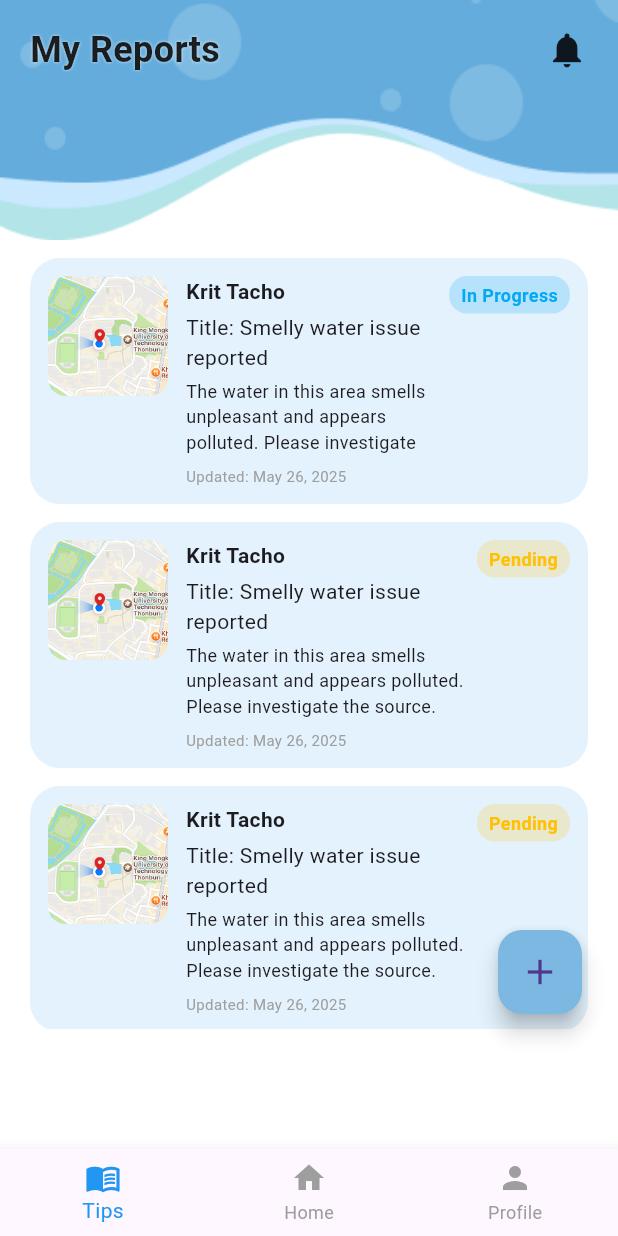
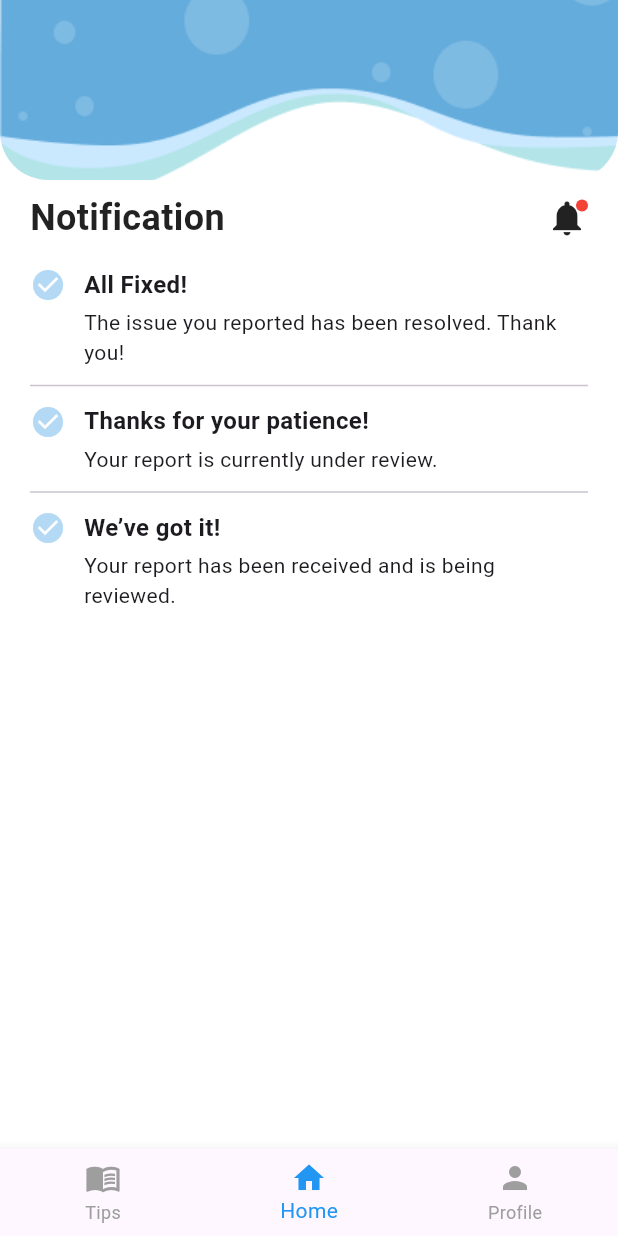
Before and after one commit to LilEurey/Namsai, a Flutter app: the UserHomeScreen screen opened by its route, after a tap on the "notifications" icon, on a phone screen of 412 x 824 dp. Run offline on Flutter 3.47's test engine with Material 3 defaults, Android fonts, the light colour scheme and no system bars.

Commit message:
notification and bottom nav bar pages

```diff
--- a/frontend/lib/main.dart
+++ b/frontend/lib/main.dart
@@ -1,5 +1,6 @@
 import 'package:flutter/material.dart';
 import 'package:frontend/screens/first_page.dart';
+import 'package:frontend/screens/user/notification_screen.dart';
 import 'package:frontend/screens/user/report_step1_water_type.dart';
 import 'package:frontend/screens/user/report_step2_location.dart';
 import 'package:frontend/screens/user/report_step3_submitted.dart';
@@ -31,6 +32,10 @@
         '/reportStep2':
             (context) => const ReportStep2Location(waterType: '', details: ''),
         '/reportStep3': (context) => const ReportStep3Submitted(reportData: {}),
+        '/usernoti': (context) => const NotificationScreen(),
+        '/uservideotips': (context) => const NotificationScreen(),
+        '/userinfographictips': (context) => const NotificationScreen(),
+        '/userprofile': (context) => const NotificationScreen(),
       },
     );
   }
--- /dev/null
+++ b/frontend/lib/screens/user/notification_screen.dart
@@ -0,0 +1,134 @@
+import 'package:flutter/material.dart';
+import 'package:frontend/widgets/bottom_nav_bar.dart';
+import 'package:frontend/widgets/notification_button.dart';
+
+class NotificationScreen extends StatefulWidget {
+  const NotificationScreen({Key? key}) : super(key: key);
+
+  @override
+  State<NotificationScreen> createState() => _NotificationScreenState();
+}
+
+class _NotificationScreenState extends State<NotificationScreen> {
+  int selectedIndex = 1;
+
+  final List<Map<String, String>> notifications = [
+    {
+      'title': 'All Fixed!',
+      'message': 'The issue you reported has been resolved. Thank you!',
+    },
+    {
+      'title': 'Thanks for your patience!',
+      'message': 'Your report is currently under review.',
+    },
+    {
+      'title': 'We’ve got it!',
+      'message': 'Your report has been received and is being reviewed.',
+    },
+  ];
+
+  void onBottomNavTap(int index) {
+    setState(() {
+      selectedIndex = index;
+    });
+
+    // Navigation based on index
+    if (index == 0) {
+      Navigator.pushNamed(context, '/usertips');
+    } else if (index == 1) {
+      Navigator.pushNamed(context, '/userhome');
+    } else if (index == 2) {
+      Navigator.pushNamed(context, '/userprofile');
+    }
+  }
+
+  @override
+  Widget build(BuildContext context) {
+    return Scaffold(
+      backgroundColor: Colors.white,
+      body: Column(
+        children: [
+          // Banner
+          SizedBox(
+            height: 120,
+            width: double.infinity,
+            child: ClipRRect(
+              borderRadius: const BorderRadius.only(
+                bottomLeft: Radius.circular(32),
+                bottomRight: Radius.circular(32),
+              ),
+              child: Image.asset('assets/image/banner.png', fit: BoxFit.cover),
+            ),
+          ),
+
+          // Title & bell
+          SafeArea(
+            child: Padding(
+              padding: const EdgeInsets.symmetric(horizontal: 20, vertical: 8),
+              child: Row(
+                mainAxisAlignment: MainAxisAlignment.spaceBetween,
+                children: const [
+                  Text(
+                    'Notification',
+                    style: TextStyle(
+                      fontSize: 24,
+                      fontWeight: FontWeight.bold,
+                      color: Colors.black87,
+                    ),
+                  ),
+                  NotificationButton(),
+                ],
+              ),
+            ),
+          ),
+
+          const SizedBox(height: 8),
+
+          // Notifications list
+          Expanded(
+            child: ListView.separated(
+              itemCount: notifications.length,
+              padding: const EdgeInsets.symmetric(horizontal: 20),
+              separatorBuilder: (_, __) => const Divider(height: 24),
+              itemBuilder: (context, index) {
+                final notif = notifications[index];
+                return Row(
+                  crossAxisAlignment: CrossAxisAlignment.start,
+                  children: [
+                    const Icon(Icons.check_circle, color: Color(0xFFB3D9F5)),
+                    const SizedBox(width: 12),
+                    Expanded(
+                      child: Column(
+                        crossAxisAlignment: CrossAxisAlignment.start,
+                        children: [
+                          Text(
+                            notif['title']!,
+                            style: const TextStyle(
+                              fontWeight: FontWeight.bold,
+                              fontSize: 16,
+                            ),
+                          ),
+                          const SizedBox(height: 4),
+                          Text(
+                            notif['message']!,
+                            style: const TextStyle(fontSize: 14),
+                          ),
+                        ],
+                      ),
+                    ),
+                  ],
+                );
+              },
+            ),
+          ),
+        ],
+      ),
+
+      // Bottom nav bar
+      bottomNavigationBar: BottomNavBar(
+        selectedIndex: selectedIndex,
+        onTap: onBottomNavTap,
+      ),
+    );
+  }
+}
--- a/frontend/lib/screens/user/user_home_screen.dart
+++ b/frontend/lib/screens/user/user_home_screen.dart
@@ -53,10 +53,12 @@ class _UserHomeScreenState extends State<UserHomeScreen> {
   ];
 
   void onBottomNavTap(int index) {
-    setState(() {
-      selectedIndex = index;
-    });
-    // TODO: Navigation logic if needed
+    // Handle navigation for non-home tabs
+    if (index == 0) {
+      Navigator.pushNamed(context, '/usertips');
+    } else if (index == 2) {
+      Navigator.pushNamed(context, '/userprofile');
+    }
   }
 
   @override
@@ -88,7 +90,7 @@ class _UserHomeScreenState extends State<UserHomeScreen> {
                       shadows: [Shadow(color: Colors.white70, blurRadius: 2)],
                     ),
                   ),
-                  NotificationButton(),
+                  NotificationButton(), // This already navigates internally
                 ],
               ),
             ),
@@ -97,7 +99,7 @@ class _UserHomeScreenState extends State<UserHomeScreen> {
           // Reports list below the banner
           Padding(
             padding: const EdgeInsets.only(
-              top: 160 + 12,
+              top: 172,
               left: 20,
               right: 20,
               bottom: 80,
@@ -119,7 +121,7 @@ class _UserHomeScreenState extends State<UserHomeScreen> {
             ),
           ),
 
-          // Floating Action Button bottom right
+          // Floating Action Button
           Positioned(
             bottom: 90,
             right: 24,
@@ -136,7 +138,6 @@ class _UserHomeScreenState extends State<UserHomeScreen> {
       bottomNavigationBar: BottomNavBar(
         selectedIndex: selectedIndex,
         onTap: onBottomNavTap,
-        currentIndex: null,
       ),
     );
   }
--- a/frontend/lib/widgets/bottom_nav_bar.dart
+++ b/frontend/lib/widgets/bottom_nav_bar.dart
@@ -7,7 +7,7 @@ class BottomNavBar extends StatelessWidget {
   const BottomNavBar({
     Key? key,
     required this.selectedIndex,
-    required this.onTap, required currentIndex,
+    required this.onTap,
   }) : super(key: key);
 
   @override
@@ -16,15 +16,37 @@ class BottomNavBar extends StatelessWidget {
       currentIndex: selectedIndex,
       selectedItemColor: Colors.blue,
       unselectedItemColor: Colors.grey,
-      onTap: onTap,
+      onTap: (index) {
+        String? currentRoute = ModalRoute.of(context)?.settings.name;
+
+        if (index == 0 && currentRoute != '/uservideotips') {
+          Navigator.pushNamedAndRemoveUntil(
+            context,
+            '/uservideotips',
+            (route) => false,
+          );
+        } else if (index == 1 && currentRoute != '/userhome') {
+          Navigator.pushNamedAndRemoveUntil(
+            context,
+            '/userhome',
+            (route) => false,
+          );
+        } else if (index == 2 && currentRoute != '/userprofile') {
+          Navigator.pushNamedAndRemoveUntil(
+            context,
+            '/userprofile',
+            (route) => false,
+          );
+        }
+
+        onTap(index); // Still call onTap to update selectedIndex state
+      },
       items: const [
         BottomNavigationBarItem(icon: Icon(Icons.menu_book), label: 'Tips'),
         BottomNavigationBarItem(icon: Icon(Icons.home), label: 'Home'),
         BottomNavigationBarItem(icon: Icon(Icons.person), label: 'Profile'),
       ],
-      // Optional: adjust type to fixed for equal spacing
       type: BottomNavigationBarType.fixed,
-      // Optional: elevate to cast a shadow
       elevation: 8,
     );
   }
--- a/frontend/lib/widgets/notification_button.dart
+++ b/frontend/lib/widgets/notification_button.dart
@@ -3,28 +3,31 @@ import 'package:flutter/material.dart';
 class NotificationButton extends StatelessWidget {
   final VoidCallback? onTap;
 
-  const NotificationButton({super.key, this.onTap});
+  const NotificationButton({Key? key, this.onTap}) : super(key: key);
 
   @override
   Widget build(BuildContext context) {
     return GestureDetector(
-      onTap: onTap ?? () {},
+      onTap: () {
+        Navigator.pushNamed(context, '/usernoti');
+      },
       child: Stack(
+        alignment: Alignment.topRight,
         children: [
           const Icon(Icons.notifications, color: Colors.black87, size: 28),
-          // Optional: Notification dot/badge
-          // Positioned(
-          //   right: 0,
-          //   top: 0,
-          //   child: Container(
-          //     width: 8,
-          //     height: 8,
-          //     decoration: BoxDecoration(
-          //       color: Colors.red,
-          //       shape: BoxShape.circle,
-          //     ),
-          //   ),
-          // )
+          // Optional red dot indicator
+          Positioned(
+            right: 0,
+            top: 2,
+            child: Container(
+              width: 8,
+              height: 8,
+              decoration: BoxDecoration(
+                color: Colors.red,
+                shape: BoxShape.circle,
+              ),
+            ),
+          ),
         ],
       ),
     );
```
